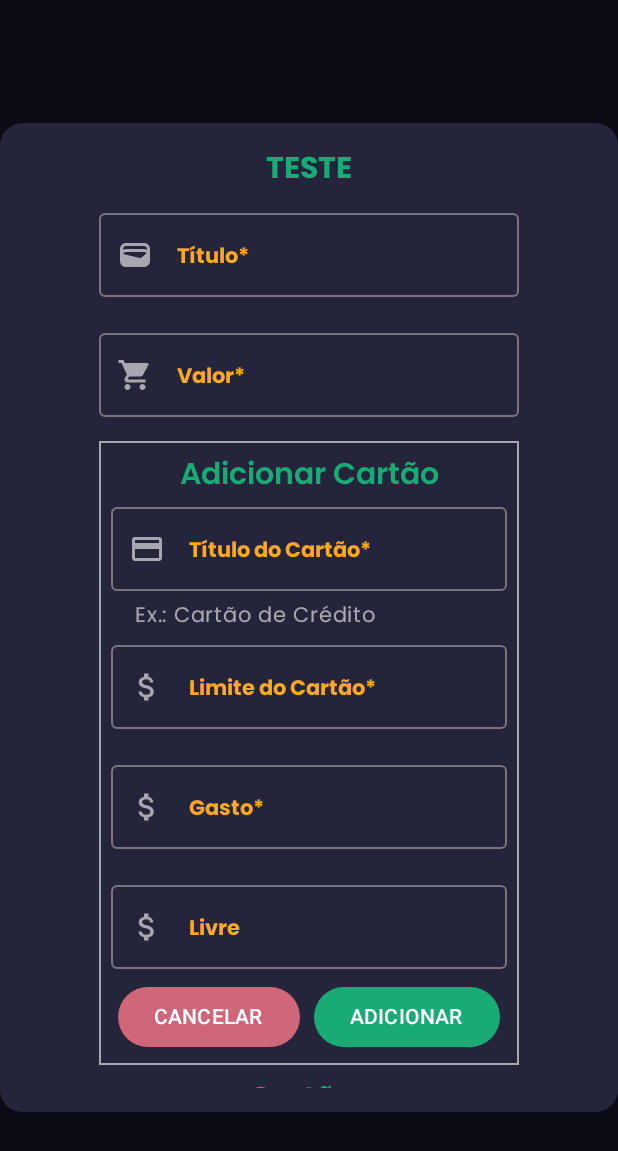
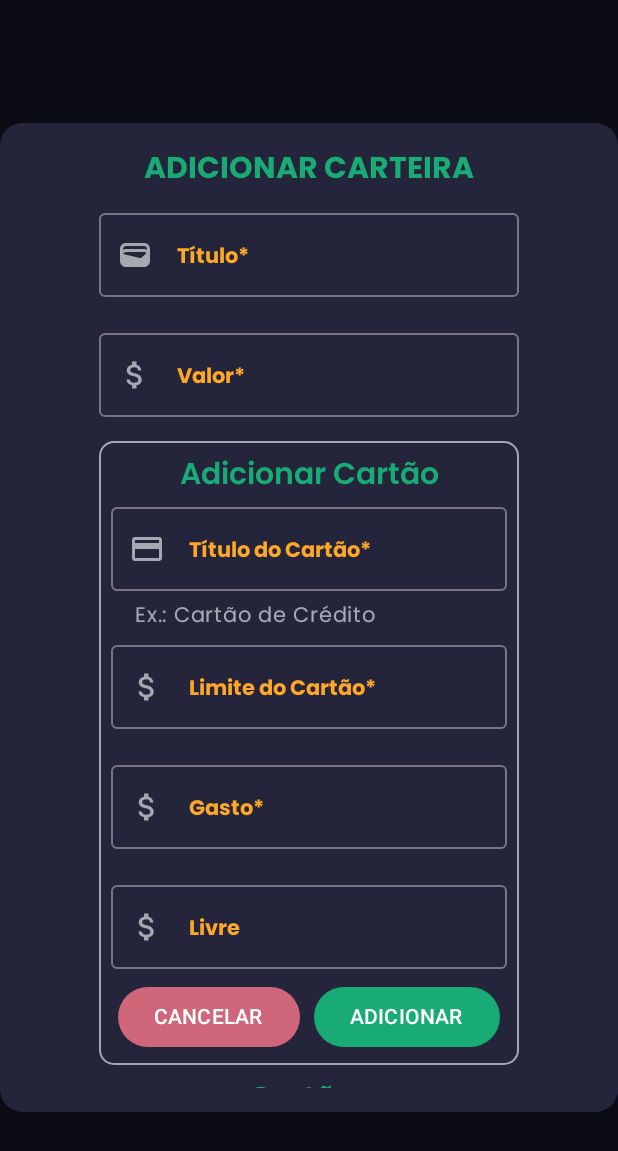
Before and after one commit to WallaceMartinsTI/WCSMFinanceiro, an Android app built with Jetpack Compose: the @Preview function AddOrEditBillDialogPreview, on a phone screen of 412 x 824 dp. Shown: the top 1151 px of the screen. Run offline under Robolectric (Android 15) with nearby library versions, the phone set to English and light mode, and no system bars.

Commit message:
Close #8; wallet screen created

```diff
--- a/app/src/main/java/com/wcsm/wcsmfinanceiro/presentation/ui/view/wallet/AddOrEditAccountDialog.kt
+++ b/app/src/main/java/com/wcsm/wcsmfinanceiro/presentation/ui/view/wallet/AddOrEditAccountDialog.kt
@@ -6,6 +6,7 @@ import androidx.compose.foundation.layout.Arrangement
 import androidx.compose.foundation.layout.Box
 import androidx.compose.foundation.layout.Column
 import androidx.compose.foundation.layout.Row
+import androidx.compose.foundation.layout.Spacer
 import androidx.compose.foundation.layout.fillMaxSize
 import androidx.compose.foundation.layout.fillMaxWidth
 import androidx.compose.foundation.layout.height
@@ -36,6 +37,7 @@ import androidx.compose.runtime.setValue
 import androidx.compose.ui.Alignment
 import androidx.compose.ui.Modifier
 import androidx.compose.ui.draw.clip
+import androidx.compose.ui.draw.scale
 import androidx.compose.ui.graphics.Color
 import androidx.compose.ui.platform.LocalConfiguration
 import androidx.compose.ui.text.font.FontWeight
@@ -76,7 +78,7 @@ fun AddOrEditAccountDialog(
         ) {
             Text(
                 //text = if (bill != null) "EDITAR CONTA" else "ADICIONAR CONTA",
-                text = "TESTE",
+                text = "ADICIONAR CARTEIRA",
                 modifier = Modifier.padding(bottom = 8.dp),
                 color = PrimaryColor,
                 fontWeight = FontWeight.Bold,
@@ -159,8 +161,8 @@ fun AddOrEditAccountDialog(
                         },
                         leadingIcon = {
                             Icon(
-                                imageVector = Icons.Default.ShoppingCart,
-                                contentDescription = "Ícone de carrinho de compra",
+                                imageVector = Icons.Default.AttachMoney,
+                                contentDescription = "Ícone de dinheiro",
                                 tint = White06Color
                             )
                         },
@@ -190,7 +192,7 @@ fun AddOrEditAccountDialog(
                     Column(
                        modifier = Modifier
                            .width(280.dp)
-                           .border(1.dp, White06Color)
+                           .border(1.dp, White06Color, RoundedCornerShape(10.dp))
                            .padding(8.dp),
                        horizontalAlignment = Alignment.CenterHorizontally
                     ) {
@@ -427,9 +429,17 @@ fun AddOrEditAccountDialog(
                         )
 
 
-                        LazyRow {
+                        LazyRow(
+                            modifier = Modifier
+                                .clip(RoundedCornerShape(10.dp))
+                                .border(1.dp, White06Color, RoundedCornerShape(10.dp))
+                                .padding(8.dp)
+                        ) {
                             items(4) {
-                                CardContainer(accountCard)
+                                CardContainer(
+                                    modifier = Modifier.scale(0.9f),
+                                    card = accountCard
+                                )
                             }
                         }
                     }
--- a/app/src/main/java/com/wcsm/wcsmfinanceiro/presentation/ui/view/wallet/WalletView.kt
+++ b/app/src/main/java/com/wcsm/wcsmfinanceiro/presentation/ui/view/wallet/WalletView.kt
@@ -182,7 +182,8 @@ private fun AccountCardContainerPreview() {
 
 @Composable
 fun CardContainer(
-    card: AccountCard
+    card: AccountCard,
+    modifier: Modifier = Modifier
 ) {
     val customTextStyle = TextStyle(
         fontFamily = PoppinsFontFamily,
@@ -191,7 +192,7 @@ fun CardContainer(
     )
 
     Column(
-        Modifier
+        modifier
             .clip(RoundedCornerShape(topStart = 15.dp, bottomEnd = 15.dp))
             .border(1.dp, Color.White, RoundedCornerShape(topStart = 15.dp, bottomEnd = 15.dp))
             .width(250.dp)
```
Also changed, not shown: app/src/main/java/com/wcsm/wcsmfinanceiro/presentation/ui/view/plus/PlusView.kt (+14 -4 lines), app/src/main/java/com/wcsm/wcsmfinanceiro/presentation/ui/view/settings/SettingsView.kt (+14 -4 lines).
